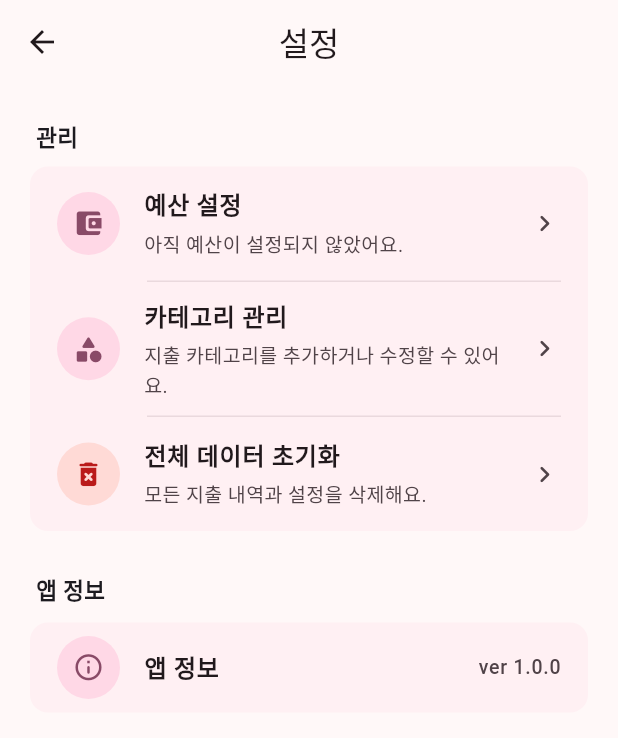
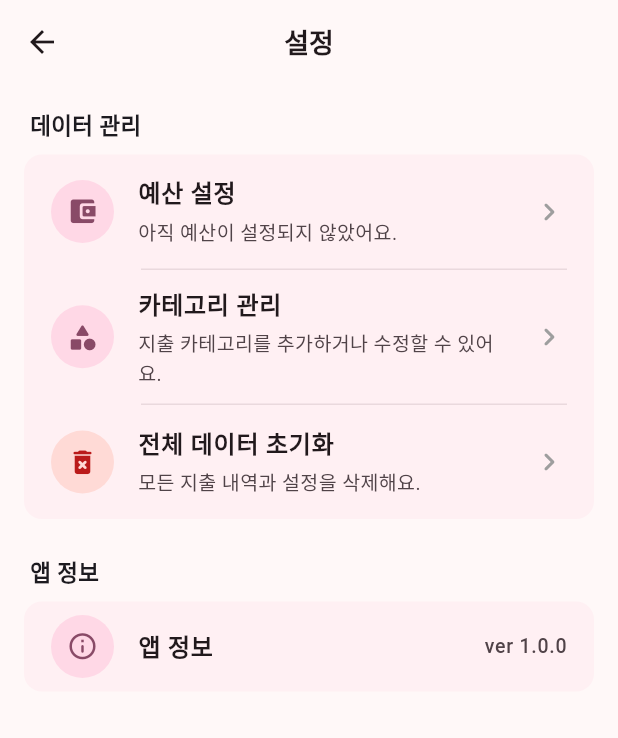
Before and after one commit to byeon-ji-young/wedding_money_manager_mobile, a Flutter app: the SettingsScreen screen opened directly, on a phone screen of 412 x 824 dp. Shown: the top 738 px of the screen. Run offline on Flutter 3.47's test engine with Material 3 defaults, Android fonts, the phone set to English and light mode, and no system bars; our stand-ins replace google_fonts, sqflite; accounts and stored records are empty; Roboto replaces fonts that are missing (Jua).

Commit message:
feat: 설정 화면 UI 개선

```diff
--- a/lib/screens/settings_screen.dart
+++ b/lib/screens/settings_screen.dart
@@ -42,6 +42,29 @@ class _SettingsScreenState extends State<SettingsScreen> {
     return amount.toString().replaceAllMapped(
       RegExp(r'\B(?=(\d{3})+(?!\d))'),
       (match) => ',',
+    );
+  }
+
+  // 설정 섹션
+  Widget buildSection({required String title, required List<Widget> children}) {
+    return Column(
+      crossAxisAlignment: CrossAxisAlignment.start,
+      children: [
+        Padding(
+          padding: const EdgeInsets.only(left: 4, bottom: 8),
+          child: Text(
+            title,
+            style: const TextStyle(fontSize: 15, fontWeight: FontWeight.bold),
+          ),
+        ),
+        Card(
+          margin: EdgeInsets.zero,
+          elevation: 0,
+          clipBehavior: Clip
+              .antiAlias, //  Clip.antiAlias는 위젯의 영역 밖으로 삐져나오는 부분을 잘라내되, 경계선을 부드럽게 처리하라는 의미
+          child: Column(children: children),
+        ),
+      ],
     );
   }
 
@@ -103,7 +126,11 @@ class _SettingsScreenState extends State<SettingsScreen> {
                     color: Theme.of(context).colorScheme.onSurfaceVariant,
                   ),
                 )
-              : const Icon(Icons.chevron_right_rounded, size: 22),
+              : const Icon(
+                  Icons.chevron_right_rounded,
+                  // size: 22,
+                  color: Colors.grey,
+                ),
           onTap: onTap,
         ),
         if (showDivider)
@@ -115,29 +142,6 @@ class _SettingsScreenState extends State<SettingsScreen> {
               context,
             ).colorScheme.outlineVariant.withValues(alpha: 0.5),
           ),
-      ],
-    );
-  }
-
-  // 설정 섹션
-  Widget buildSection({required String title, required List<Widget> children}) {
-    return Column(
-      crossAxisAlignment: CrossAxisAlignment.start,
-      children: [
-        Padding(
-          padding: const EdgeInsets.only(left: 4, bottom: 10),
-          child: Text(
-            title,
-            style: const TextStyle(fontSize: 15, fontWeight: FontWeight.bold),
-          ),
-        ),
-        Card(
-          margin: EdgeInsets.zero,
-          elevation: 0,
-          clipBehavior: Clip
-              .antiAlias, //  Clip.antiAlias는 위젯의 영역 밖으로 삐져나오는 부분을 잘라내되, 경계선을 부드럽게 처리하라는 의미
-          child: Column(children: children),
-        ),
       ],
     );
   }
@@ -342,14 +346,20 @@ class _SettingsScreenState extends State<SettingsScreen> {
   @override
   Widget build(BuildContext context) {
     return Scaffold(
-      appBar: AppBar(title: const Text('설정'), centerTitle: true),
+      appBar: AppBar(
+        title: const Text(
+          '설정',
+          style: TextStyle(fontWeight: FontWeight.bold, fontSize: 18),
+        ),
+        centerTitle: true,
+      ),
       body: isLoading
           ? const Center(child: CircularProgressIndicator())
           : ListView(
-              padding: const EdgeInsets.fromLTRB(20, 24, 20, 32),
+              padding: const EdgeInsets.all(16),
               children: [
                 buildSection(
-                  title: '관리',
+                  title: '데이터 관리',
                   children: [
                     buildSettingTile(
                       icon: Icons.account_balance_wallet_rounded,
@@ -376,7 +386,7 @@ class _SettingsScreenState extends State<SettingsScreen> {
                   ],
                 ),
 
-                const SizedBox(height: 28),
+                const SizedBox(height: 24),
 
                 buildSection(
                   title: '앱 정보',
```
